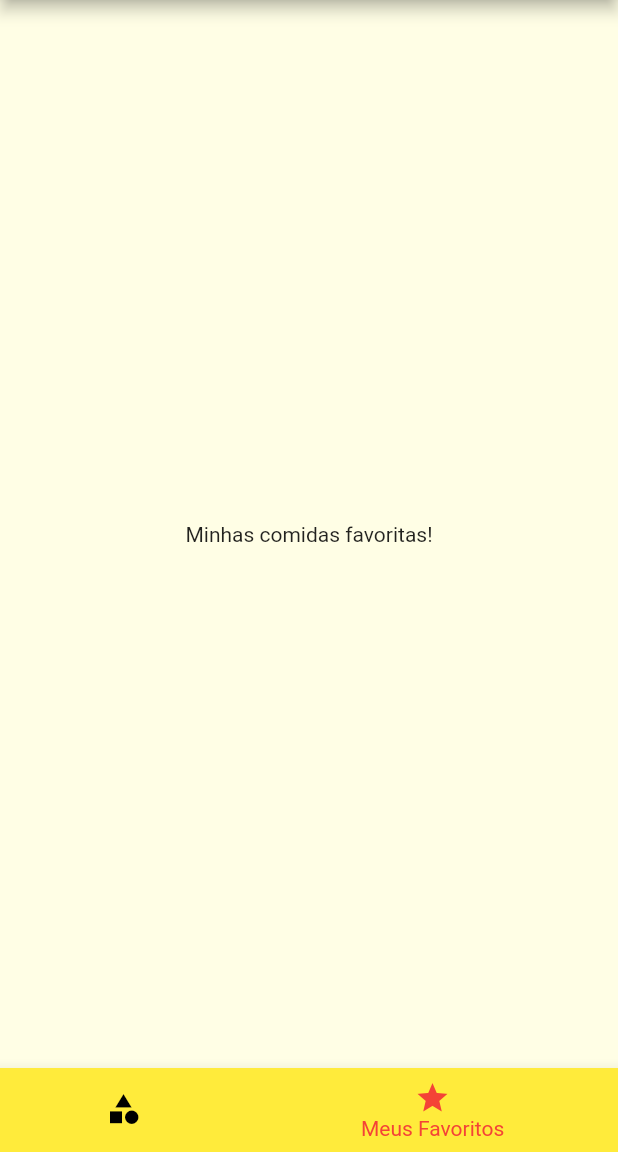
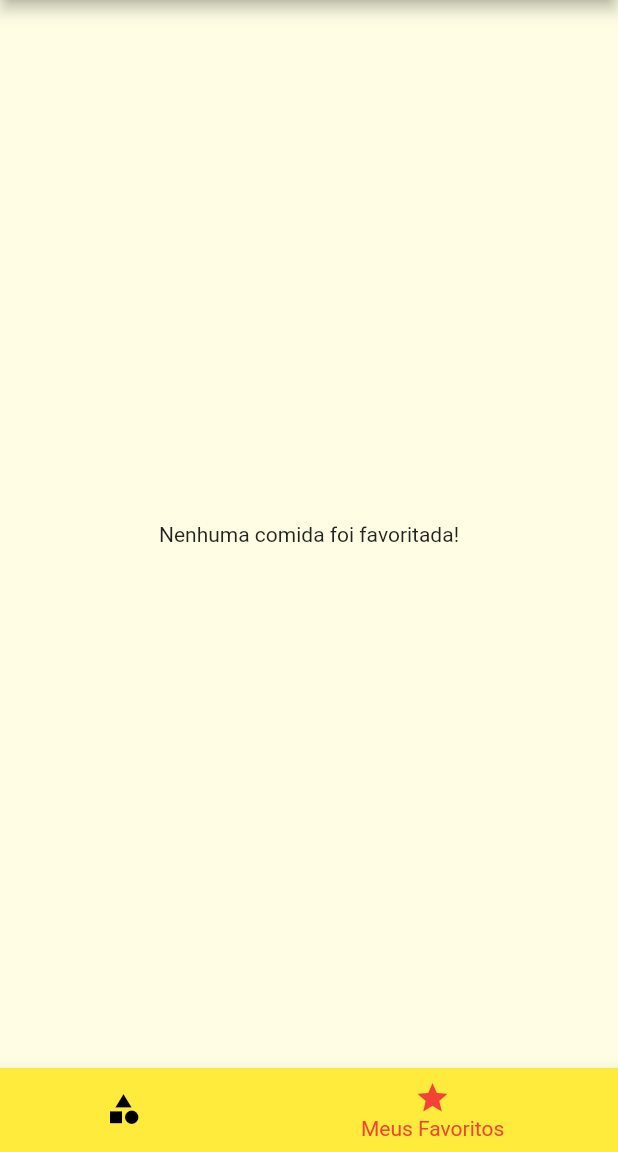
Before and after one commit to oscarbfs/Meals_app, a Flutter app: the screen it shows after launch, item 2 of the bottom bar chosen, on a phone screen of 412 x 824 dp, the part 84-1236 px from its top. Run offline on Flutter 3.47's test engine with Material 2 defaults, Android fonts, the phone set to English and light mode, and no system bars.

Commit message:
Marcar como Favorito

```diff
--- a/lib/main.dart
+++ b/lib/main.dart
@@ -18,22 +18,38 @@ class MyApp extends StatefulWidget {
 }
 
 class _MyAppState extends State<MyApp> {
-
   Settings settings = Settings();
   List<Meal> _availableMeals = DUMMY_MEALS;
+  List<Meal> _favoriteMeals = [];
 
-  void _filterMeals (Settings settings) {
+  void _filterMeals(Settings settings) {
     setState(() {
       this.settings = settings;
       _availableMeals = DUMMY_MEALS.where((meal) {
         final filterGluten = settings.isGlutenFree && !meal.isGlutenFree;
         final filterLactose = settings.isLactoseFree && !meal.isLactoseFree;
-        final filterVegan= settings.isVegan && !meal.isVegan;
+        final filterVegan = settings.isVegan && !meal.isVegan;
         final filterVegetarian = settings.isVegetarian && !meal.isVegetarian;
-        return !filterGluten && !filterLactose && !filterVegan && !filterVegetarian;
+        return !filterGluten &&
+            !filterLactose &&
+            !filterVegan &&
+            !filterVegetarian;
       }).toList();
     });
   }
+
+  void _toggleFavorite(Meal meal) {
+    setState(() {
+      _favoriteMeals.contains(meal)
+          ? _favoriteMeals.remove(meal)
+          : _favoriteMeals.add(meal);
+    });
+  }
+
+  bool _isFavorite(Meal meal) {
+    return _favoriteMeals.contains(meal);
+  }
+
 
   @override
   Widget build(BuildContext context) {
@@ -48,13 +64,12 @@ class _MyAppState extends State<MyApp> {
                   headline6: TextStyle(
                 fontSize: 20,
                 fontFamily: 'RobotoCondensed',
-          )
-        )
-      ),
+              ))),
       routes: {
-        AppRoutes.HOME: (ctx) => TabsScreen(),
-        AppRoutes.CATEGORIES_MEALS: (ctx) => CategoriesMealsScreen(_availableMeals),
-        AppRoutes.MEALS_DETAIL: (ctx) => MealDatailScreen(),
+        AppRoutes.HOME: (ctx) => TabsScreen(_favoriteMeals),
+        AppRoutes.CATEGORIES_MEALS: (ctx) =>
+            CategoriesMealsScreen(_availableMeals),
+        AppRoutes.MEALS_DETAIL: (ctx) => MealDatailScreen(_toggleFavorite, _isFavorite),
         AppRoutes.SETTINGS: (ctx) => SettingsScreen(settings, _filterMeals),
       },
     );
--- a/lib/screens/favorite_screen.dart
+++ b/lib/screens/favorite_screen.dart
@@ -1,11 +1,24 @@
 import 'package:flutter/material.dart';
+import 'package:meals/components/meal_item.dart';
+import 'package:meals/models/meal.dart';
 
 class FavoriteScreen extends StatelessWidget {
+  final List<Meal> favoriteMeals;
+
+  const FavoriteScreen(this.favoriteMeals);
 
   @override
   Widget build(BuildContext context) {
-    return Center(
-      child: Text('Minhas comidas favoritas!'),
-    );
+    if (favoriteMeals.isEmpty) {
+      return Center(
+        child: Text('Nenhuma comida foi favoritada!'),
+      );
+    } else {
+      return ListView.builder(
+          itemCount: favoriteMeals.length,
+          itemBuilder: (ctx, index) {
+            return MealItem(favoriteMeals[index]);
+          });
+    }
   }
 }
--- a/lib/screens/settings_screen.dart
+++ b/lib/screens/settings_screen.dart
@@ -14,7 +14,7 @@ class SettingsScreen extends StatefulWidget {
 }
 
 class _SettingsScreenState extends State<SettingsScreen> {
-  Settings settings = Settings();
+  late Settings settings;
 
   @override
   void initState() {
--- a/lib/screens/tabs_screen.dart
+++ b/lib/screens/tabs_screen.dart
@@ -2,9 +2,12 @@ import 'package:flutter/material.dart';
 import 'categories_screen.dart';
 import 'favorite_screen.dart';
 import '../components/main_drawer.dart';
+import '../models/meal.dart';
 
 class TabsScreen extends StatefulWidget {
-  const TabsScreen({Key? key}) : super(key: key);
+  final List<Meal> favoriteMeals;
+
+  TabsScreen(this.favoriteMeals);
 
   @override
   _TabsScreenState createState() => _TabsScreenState();
@@ -16,10 +19,16 @@ class _TabsScreenState extends State<TabsScreen> {
     'Lista de Categorias',
     'Meus Favoritos',
   ];
-  final List<Widget> _screens = [
+  late List<Widget> _screens;
+
+  @override
+  void initState() {
+    super.initState();
+    _screens = [
     CategoriesScreen(),
-    FavoriteScreen(),
+    FavoriteScreen(widget.favoriteMeals),
   ];
+  }
 
   _selectScreen(int index) {
     setState(() {
```
Also changed, not shown: lib/screens/meal_detail_screen.dart (+12 -0 lines). Lines whose indentation alone changed are shown as unchanged.
